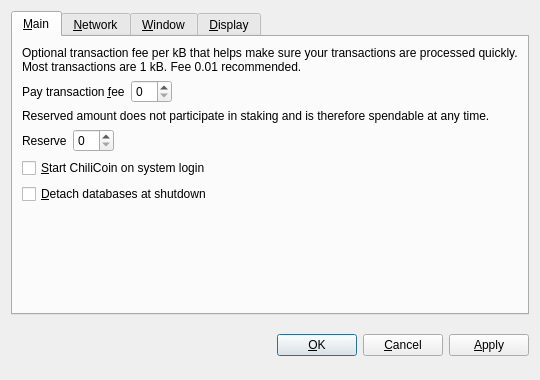
Above: src/qt/forms/optionsdialog.ui from ChiliCoin/ChiliCoin before the change. Below: the same form after it.
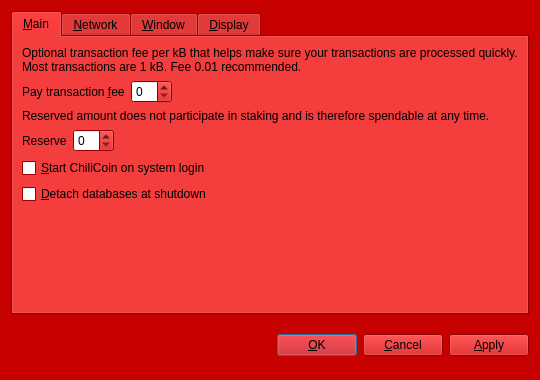
That is the form after the change. Custom widgets are drawn as their Qt base class.

```diff
--- a/src/qt/forms/optionsdialog.ui
+++ b/src/qt/forms/optionsdialog.ui
@@ -10,6 +10,421 @@
     <height>380</height>
    </rect>
   </property>
+  <property name="palette">
+   <palette>
+    <active>
+     <colorrole role="WindowText">
+      <brush brushstyle="SolidPattern">
+       <color alpha="255">
+        <red>0</red>
+        <green>0</green>
+        <blue>0</blue>
+       </color>
+      </brush>
+     </colorrole>
+     <colorrole role="Button">
+      <brush brushstyle="SolidPattern">
+       <color alpha="255">
+        <red>199</red>
+        <green>0</green>
+        <blue>0</blue>
+       </color>
+      </brush>
+     </colorrole>
+     <colorrole role="Light">
+      <brush brushstyle="SolidPattern">
+       <color alpha="255">
+        <red>255</red>
+        <green>43</green>
+        <blue>43</blue>
+       </color>
+      </brush>
+     </colorrole>
+     <colorrole role="Midlight">
+      <brush brushstyle="SolidPattern">
+       <color alpha="255">
+        <red>227</red>
+        <green>21</green>
+        <blue>21</blue>
+       </color>
+      </brush>
+     </colorrole>
+     <colorrole role="Dark">
+      <brush brushstyle="SolidPattern">
+       <color alpha="255">
+        <red>99</red>
+        <green>0</green>
+        <blue>0</blue>
+       </color>
+      </brush>
+     </colorrole>
+     <colorrole role="Mid">
+      <brush brushstyle="SolidPattern">
+       <color alpha="255">
+        <red>133</red>
+        <green>0</green>
+        <blue>0</blue>
+       </color>
+      </brush>
+     </colorrole>
+     <colorrole role="Text">
+      <brush brushstyle="SolidPattern">
+       <color alpha="255">
+        <red>0</red>
+        <green>0</green>
+        <blue>0</blue>
+       </color>
+      </brush>
+     </colorrole>
+     <colorrole role="BrightText">
+      <brush brushstyle="SolidPattern">
+       <color alpha="255">
+        <red>255</red>
+        <green>255</green>
+        <blue>255</blue>
+       </color>
+      </brush>
+     </colorrole>
+     <colorrole role="ButtonText">
+      <brush brushstyle="SolidPattern">
+       <color alpha="255">
+        <red>0</red>
+        <green>0</green>
+        <blue>0</blue>
+       </color>
+      </brush>
+     </colorrole>
+     <colorrole role="Base">
+      <brush brushstyle="SolidPattern">
+       <color alpha="255">
+        <red>255</red>
+        <green>255</green>
+        <blue>255</blue>
+       </color>
+      </brush>
+     </colorrole>
+     <colorrole role="Window">
+      <brush brushstyle="SolidPattern">
+       <color alpha="255">
+        <red>199</red>
+        <green>0</green>
+        <blue>0</blue>
+       </color>
+      </brush>
+     </colorrole>
+     <colorrole role="Shadow">
+      <brush brushstyle="SolidPattern">
+       <color alpha="255">
+        <red>0</red>
+        <green>0</green>
+        <blue>0</blue>
+       </color>
+      </brush>
+     </colorrole>
+     <colorrole role="AlternateBase">
+      <brush brushstyle="SolidPattern">
+       <color alpha="255">
+        <red>227</red>
+        <green>127</green>
+        <blue>127</blue>
+       </color>
+      </brush>
+     </colorrole>
+     <colorrole role="ToolTipBase">
+      <brush brushstyle="SolidPattern">
+       <color alpha="255">
+        <red>255</red>
+        <green>255</green>
+        <blue>220</blue>
+       </color>
+      </brush>
+     </colorrole>
+     <colorrole role="ToolTipText">
+      <brush brushstyle="SolidPattern">
+       <color alpha="255">
+        <red>0</red>
+        <green>0</green>
+        <blue>0</blue>
+       </color>
+      </brush>
+     </colorrole>
+    </active>
+    <inactive>
+     <colorrole role="WindowText">
+      <brush brushstyle="SolidPattern">
+       <color alpha="255">
+        <red>0</red>
+        <green>0</green>
+        <blue>0</blue>
+       </color>
+      </brush>
+     </colorrole>
+     <colorrole role="Button">
+      <brush brushstyle="SolidPattern">
+       <color alpha="255">
+        <red>199</red>
+        <green>0</green>
+        <blue>0</blue>
+       </color>
+      </brush>
+     </colorrole>
+     <colorrole role="Light">
+      <brush brushstyle="SolidPattern">
+       <color alpha="255">
+        <red>255</red>
+        <green>43</green>
+        <blue>43</blue>
+       </color>
+      </brush>
+     </colorrole>
+     <colorrole role="Midlight">
+      <brush brushstyle="SolidPattern">
+       <color alpha="255">
+        <red>227</red>
+        <green>21</green>
+        <blue>21</blue>
+       </color>
+      </brush>
+     </colorrole>
+     <colorrole role="Dark">
+      <brush brushstyle="SolidPattern">
+       <color alpha="255">
+        <red>99</red>
+        <green>0</green>
+        <blue>0</blue>
+       </color>
+      </brush>
+     </colorrole>
+     <colorrole role="Mid">
+      <brush brushstyle="SolidPattern">
+       <color alpha="255">
+        <red>133</red>
+        <green>0</green>
+        <blue>0</blue>
+       </color>
+      </brush>
+     </colorrole>
+     <colorrole role="Text">
+      <brush brushstyle="SolidPattern">
+       <color alpha="255">
+        <red>0</red>
+        <green>0</green>
+        <blue>0</blue>
+       </color>
+      </brush>
+     </colorrole>
+     <colorrole role="BrightText">
+      <brush brushstyle="SolidPattern">
+       <color alpha="255">
+        <red>255</red>
+        <green>255</green>
+        <blue>255</blue>
+       </color>
+      </brush>
+     </colorrole>
+     <colorrole role="ButtonText">
+      <brush brushstyle="SolidPattern">
+       <color alpha="255">
+        <red>0</red>
+        <green>0</green>
+        <blue>0</blue>
+       </color>
+      </brush>
+     </colorrole>
+     <colorrole role="Base">
+      <brush brushstyle="SolidPattern">
+       <color alpha="255">
+        <red>255</red>
+        <green>255</green>
+        <blue>255</blue>
+       </color>
+      </brush>
+     </colorrole>
+     <colorrole role="Window">
+      <brush brushstyle="SolidPattern">
+       <color alpha="255">
+        <red>199</red>
+        <green>0</green>
+        <blue>0</blue>
+       </color>
+      </brush>
+     </colorrole>
+     <colorrole role="Shadow">
+      <brush brushstyle="SolidPattern">
+       <color alpha="255">
+        <red>0</red>
+        <green>0</green>
+        <blue>0</blue>
+       </color>
+      </brush>
+     </colorrole>
+     <colorrole role="AlternateBase">
+      <brush brushstyle="SolidPattern">
+       <color alpha="255">
+        <red>227</red>
+        <green>127</green>
+        <blue>127</blue>
+       </color>
+      </brush>
+     </colorrole>
+     <colorrole role="ToolTipBase">
+      <brush brushstyle="SolidPattern">
+       <color alpha="255">
+        <red>255</red>
+        <green>255</green>
+        <blue>220</blue>
+       </color>
+      </brush>
+     </colorrole>
+     <colorrole role="ToolTipText">
+      <brush brushstyle="SolidPattern">
+       <color alpha="255">
+        <red>0</red>
+        <green>0</green>
+        <blue>0</blue>
+       </color>
+      </brush>
+     </colorrole>
+    </inactive>
+    <disabled>
+     <colorrole role="WindowText">
+      <brush brushstyle="SolidPattern">
+       <color alpha="255">
+        <red>99</red>
+        <green>0</green>
+        <blue>0</blue>
+       </color>
+      </brush>
+     </colorrole>
+     <colorrole role="Button">
+      <brush brushstyle="SolidPattern">
+       <color alpha="255">
+        <red>199</red>
+        <green>0</green>
+        <blue>0</blue>
+       </color>
+      </brush>
+     </colorrole>
+     <colorrole role="Light">
+      <brush brushstyle="SolidPattern">
+       <color alpha="255">
+        <red>255</red>
+        <green>43</green>
+        <blue>43</blue>
+       </color>
+      </brush>
+     </colorrole>
+     <colorrole role="Midlight">
+      <brush brushstyle="SolidPattern">
+       <color alpha="255">
+        <red>227</red>
+        <green>21</green>
+        <blue>21</blue>
+       </color>
+      </brush>
+     </colorrole>
+     <colorrole role="Dark">
+      <brush brushstyle="SolidPattern">
+       <color alpha="255">
+        <red>99</red>
+        <green>0</green>
+        <blue>0</blue>
+       </color>
+      </brush>
+     </colorrole>
+     <colorrole role="Mid">
+      <brush brushstyle="SolidPattern">
+       <color alpha="255">
+        <red>133</red>
+        <green>0</green>
+        <blue>0</blue>
+       </color>
+      </brush>
+     </colorrole>
+     <colorrole role="Text">
+      <brush brushstyle="SolidPattern">
+       <color alpha="255">
+        <red>99</red>
+        <green>0</green>
+        <blue>0</blue>
+       </color>
+      </brush>
+     </colorrole>
+     <colorrole role="BrightText">
+      <brush brushstyle="SolidPattern">
+       <color alpha="255">
+        <red>255</red>
+        <green>255</green>
+        <blue>255</blue>
+       </color>
+      </brush>
+     </colorrole>
+     <colorrole role="ButtonText">
+      <brush brushstyle="SolidPattern">
+       <color alpha="255">
+        <red>99</red>
+        <green>0</green>
+        <blue>0</blue>
+       </color>
+      </brush>
+     </colorrole>
+     <colorrole role="Base">
+      <brush brushstyle="SolidPattern">
+       <color alpha="255">
+        <red>199</red>
+        <green>0</green>
+        <blue>0</blue>
+       </color>
+      </brush>
+     </colorrole>
+     <colorrole role="Window">
+      <brush brushstyle="SolidPattern">
+       <color alpha="255">
+        <red>199</red>
+        <green>0</green>
+        <blue>0</blue>
+       </color>
+      </brush>
+     </colorrole>
+     <colorrole role="Shadow">
+      <brush brushstyle="SolidPattern">
+       <color alpha="255">
+        <red>0</red>
+        <green>0</green>
+        <blue>0</blue>
+       </color>
+      </brush>
+     </colorrole>
+     <colorrole role="AlternateBase">
+      <brush brushstyle="SolidPattern">
+       <color alpha="255">
+        <red>199</red>
+        <green>0</green>
+        <blue>0</blue>
+       </color>
+      </brush>
+     </colorrole>
+     <colorrole role="ToolTipBase">
+      <brush brushstyle="SolidPattern">
+       <color alpha="255">
+        <red>255</red>
+        <green>255</green>
+        <blue>220</blue>
+       </color>
+      </brush>
+     </colorrole>
+     <colorrole role="ToolTipText">
+      <brush brushstyle="SolidPattern">
+       <color alpha="255">
+        <red>0</red>
+        <green>0</green>
+        <blue>0</blue>
+       </color>
+      </brush>
+     </colorrole>
+    </disabled>
+   </palette>
+  </property>
   <property name="windowTitle">
    <string>Options</string>
   </property>
```
Left out of the diff: 1 changed line with no effect on the pictures.
